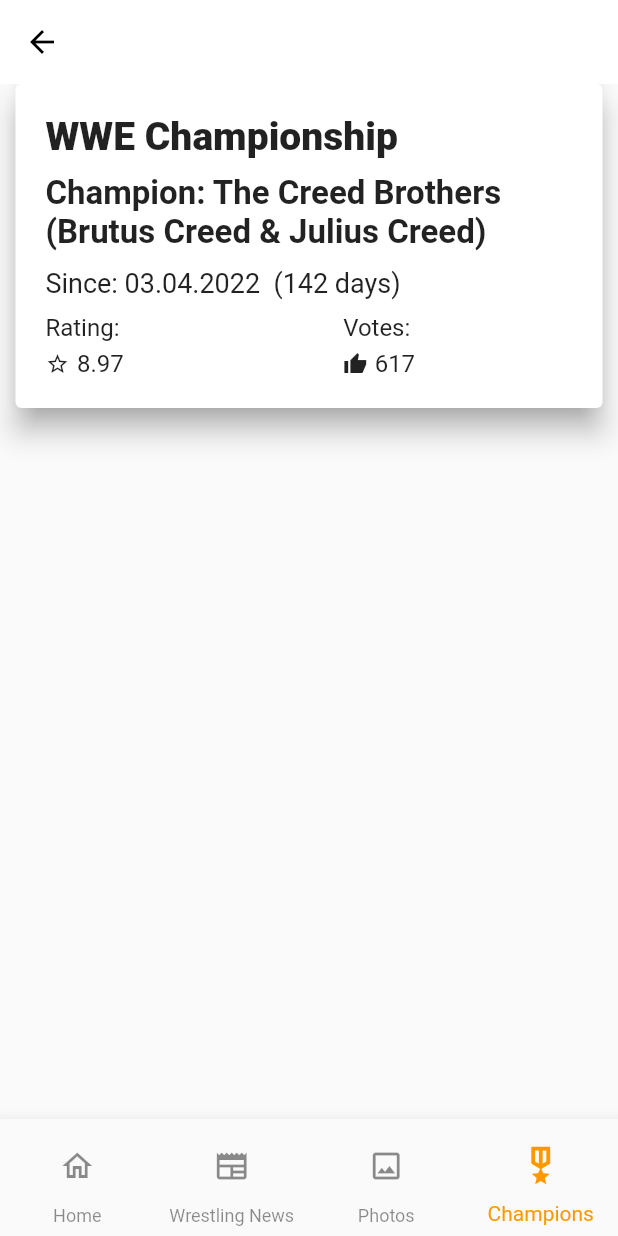
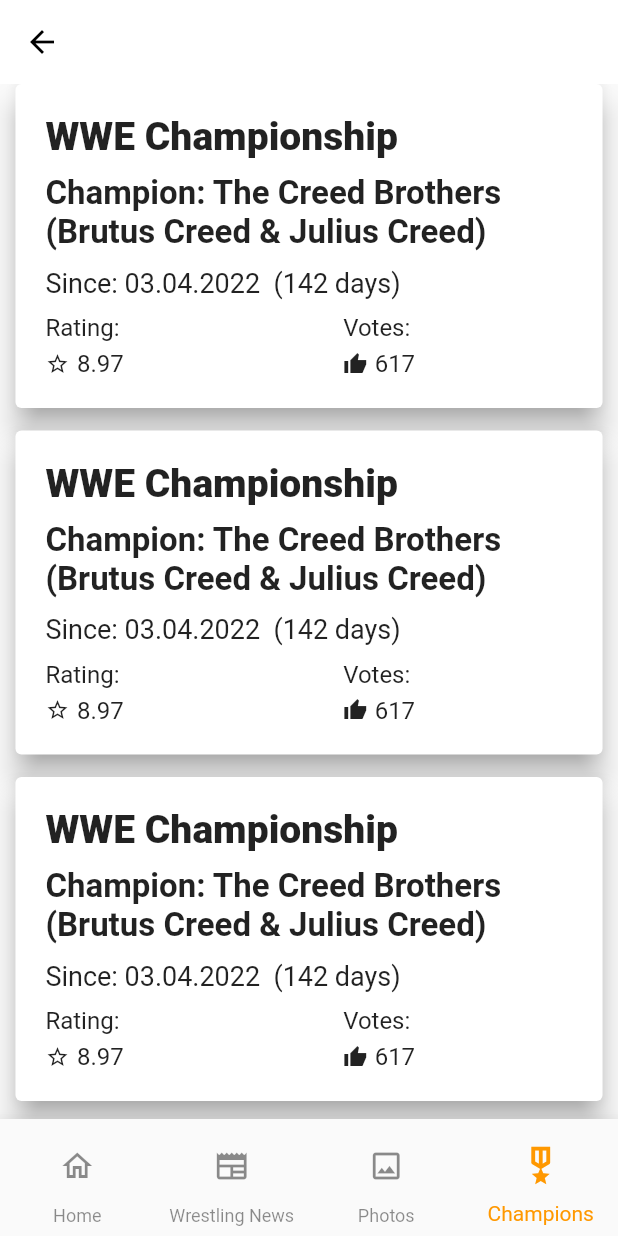
Before and after one commit to sakibovi123/wrestling_news_app, a Flutter app: the Champions screen opened by its route, on a phone screen of 412 x 824 dp. Run offline on Flutter 3.47's test engine with Material 2 defaults, Android fonts, the phone set to English and light mode, and no system bars; network calls fail.

Commit message:
added some updates on photos and champions page

```diff
--- a/lib/Views/Pages/Export.dart
+++ b/lib/Views/Pages/Export.dart
@@ -2,6 +2,7 @@ export '../../Components/story_btn.dart';
 export '../../Data/story_data.dart';
 export '../../Data/story_data_link.dart';
 export '../Screens/Splash.dart';
+export '../Screens/show_image.dart';
 export '../Screens/story_view.dart';
 export '../Widgets/MatchCard.dart';
 export '../Widgets/Narbar.dart';
@@ -10,6 +11,7 @@ export '../Widgets/NotificationCard.dart';
 export '../Widgets/champions_card.dart';
 export '../Widgets/event_card.dart';
 export '../Widgets/formed_filter.dart';
+export '../Widgets/image_grid_view.dart';
 export '../Widgets/my_bottom_navbar.dart';
 export '../Widgets/my_tabbar_view.dart';
 export '../Widgets/roster_page_card.dart';
--- a/lib/Views/Pages/Home.dart
+++ b/lib/Views/Pages/Home.dart
@@ -125,6 +125,7 @@ class _HomeState extends State<Home> {
                       return Padding(
                           padding: const EdgeInsets.all(8.0),
                           child: ListView.builder(
+                              physics: ClampingScrollPhysics(),
                               shrinkWrap: true,
                               itemCount: snapShot.data?.length,
                               itemBuilder: (context, item) {
--- a/lib/Views/Pages/champions.dart
+++ b/lib/Views/Pages/champions.dart
@@ -26,12 +26,19 @@ class _ChampionsState extends State<Champions> {
         backgroundColor: Colors.white,
         elevation: 0,
       ),
-      body: ChampionsCard(
-        width: width,
-        eventName: eventName,
-        since: since,
-        rating: rating,
-        votes: votes,
+      body: ListView.builder(
+        itemCount: 10,
+        scrollDirection: Axis.vertical,
+        physics: ClampingScrollPhysics(),
+        itemBuilder: (context, index) {
+          return ChampionsCard(
+            width: width,
+            eventName: eventName,
+            since: since,
+            rating: rating,
+            votes: votes,
+          );
+        },
       ),
       bottomNavigationBar: MyBottomNavbar(
         index: 3,
--- a/lib/Views/Widgets/champions_card.dart
+++ b/lib/Views/Widgets/champions_card.dart
@@ -24,7 +24,7 @@ class ChampionsCard extends StatelessWidget {
         color: Colors.white,
         elevation: 8.0,
         shadowColor: Colors.grey,
-        margin: EdgeInsets.only(left: 10, right: 10),
+        margin: EdgeInsets.only(left: 10, right: 10, bottom: 15),
         child: UnconstrainedBox(
           child: ConstrainedBox(
             constraints: BoxConstraints(minHeight: 180),
@@ -85,7 +85,7 @@ class ChampionsCard extends StatelessWidget {
                                           MainAxisAlignment.start,
                                       children: [
                                         Icon(
-                                          Icons.star_border,
+                                          Icons.star_border_outlined,
                                           size: 16,
                                         ),
                                         SizedBox(
--- a/pubspec.yaml
+++ b/pubspec.yaml
@@ -36,7 +36,6 @@ dependencies:
   # The following adds the Cupertino Icons font to your application.
   # Use with the CupertinoIcons class for iOS style icons.
   cupertino_icons: ^1.0.2
-  vertical_card_pager: ^1.5.0
   transparent_image: ^2.0.0
   flutter_staggered_grid_view: ^0.6.2
   http: ^0.13.5
```
Also changed, not shown: lib/Views/Pages/photos.dart (+0 -34 lines), lib/Views/Screens/show_image.dart (added, +31 -0 lines), lib/Views/Widgets/image_grid_view.dart (added, +48 -0 lines), lib/Views/Widgets/my_tabbar_view.dart (+6 -5 lines), pubspec.lock.
